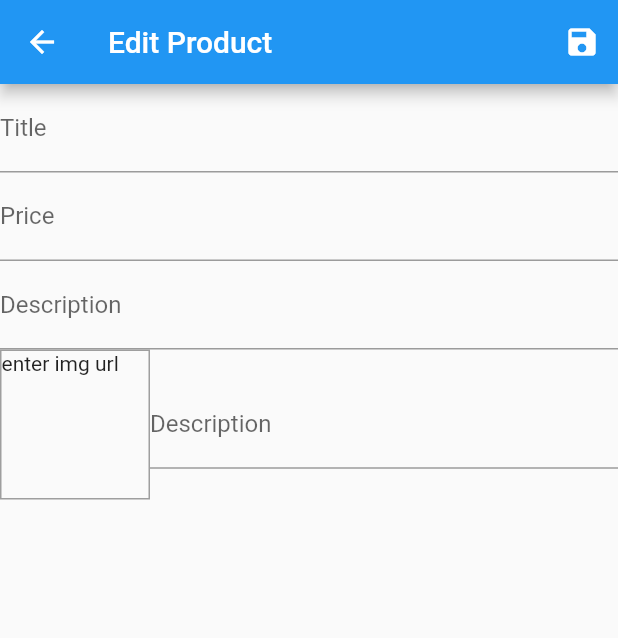
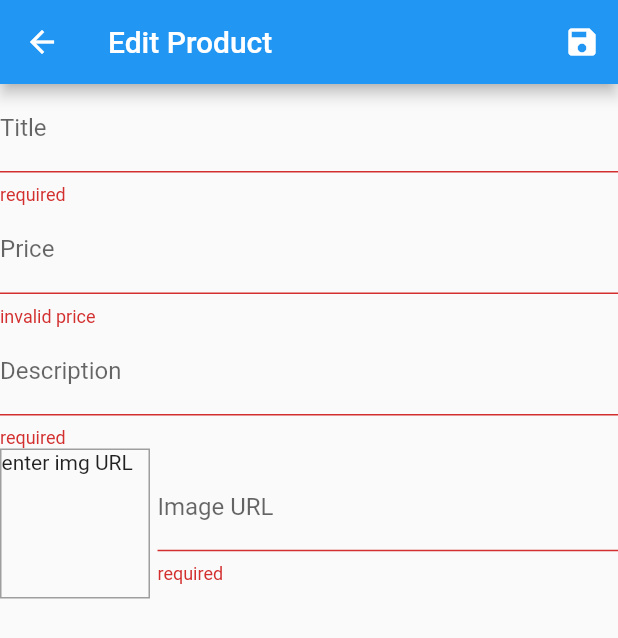
Before and after one commit to Leguan16/shop_app, a Flutter app: the ProductAddPage screen opened by its route, after a tap on the "save" icon, on a phone screen of 412 x 824 dp. Shown: the top 638 px of the screen. Run offline on Flutter 3.47's test engine with Material 2 defaults, Android fonts, the phone set to English and light mode, and no system bars; our stand-ins replace badges; network calls fail.

Commit message:
Added routes removed route from product finished productAddPage added shoppingCartItem added shoppingCartPage

```diff
--- a/lib/domain/product.dart
+++ b/lib/domain/product.dart
@@ -3,10 +3,9 @@ class Product {
   double price;
   String imageUrl;
   String description;
-  final String path;
   bool isFavorite = false;
 
 
   Product(
-      this.name, this.price, this.imageUrl, this.description, this.path);
+      this.name, this.price, this.imageUrl, this.description);
 }
--- a/lib/pages/productAddPage.dart
+++ b/lib/pages/productAddPage.dart
@@ -1,31 +1,51 @@
 import 'package:flutter/material.dart';
+import 'package:flutter/services.dart';
+import 'package:provider/provider.dart';
+import 'package:shop_app/domain/product.dart';
+import 'package:shop_app/providers/productManager.dart';
 
-class ProductAddPage extends StatelessWidget {
+class ProductAddPage extends StatefulWidget {
   ProductAddPage({Key? key}) : super(key: key);
 
   static const route = "/product_manager/add";
 
+  @override
+  State<ProductAddPage> createState() => _ProductAddPageState();
+}
+
+class _ProductAddPageState extends State<ProductAddPage> {
   final _formKey = GlobalKey<FormState>();
+
   final imageUrlController = TextEditingController();
+  final titleController = TextEditingController();
+  final priceController = TextEditingController();
+  final descriptionController = TextEditingController();
+
+  late double price;
 
   @override
   Widget build(BuildContext context) {
     return Scaffold(
       appBar: AppBar(
         title: Text("Edit Product"),
-        actions: [IconButton(onPressed: () {}, icon: Icon(Icons.save))],
+        actions: [IconButton(onPressed: submit, icon: Icon(Icons.save))],
       ),
       body: Form(
+        autovalidateMode: AutovalidateMode.onUserInteraction,
         key: _formKey,
         child: ListView(
           children: [
             TextFormField(
+              validator: validateText,
+              controller: titleController,
               decoration: InputDecoration(
                 hintText: "Enter a title",
                 labelText: "Title",
               ),
             ),
             TextFormField(
+              controller: priceController,
+              validator: validatePrice,
               decoration: InputDecoration(
                 hintText: "Enter a price",
                 labelText: "Price",
@@ -33,6 +53,8 @@ class ProductAddPage extends StatelessWidget {
               keyboardType: TextInputType.number,
             ),
             TextFormField(
+              controller: descriptionController,
+              validator: validateText,
               decoration: InputDecoration(
                 hintText: "Enter a description",
                 labelText: "Description",
@@ -43,19 +65,30 @@ class ProductAddPage extends StatelessWidget {
                 Stack(
                   children: [
                     Container(
-                      height: 100,
-                      width: 100,
-                      decoration:
-                          BoxDecoration(border: Border.all(color: Colors.grey)),
-                      child: Text("enter img url"),
-                    ),
+                        height: 100,
+                        width: 100,
+                        decoration: BoxDecoration(
+                            border: Border.all(color: Colors.grey)),
+                        child: imageUrlController.text.isEmpty
+                            ? Text("enter img URL")
+                            : Image.network(
+                                imageUrlController.text,
+                                errorBuilder: (context, error, stackTrace) =>
+                                    Text("Invalid URL"),
+                              )),
                   ],
+                ),
+                SizedBox(
+                  width: 5,
                 ),
                 Expanded(
                   child: TextFormField(
+                    validator: validateText,
+                    controller: imageUrlController,
+                    onChanged: (value) => setState(() {}),
                     decoration: InputDecoration(
-                      hintText: "Enter a description",
-                      labelText: "Description",
+                      hintText: "Enter a image URL",
+                      labelText: "Image URL",
                     ),
                   ),
                 ),
@@ -66,4 +99,34 @@ class ProductAddPage extends StatelessWidget {
       ),
     );
   }
+
+  submit() {
+    if (_formKey.currentState!.validate()) {
+      Provider.of<ProductManager>(context, listen: false).addProduct(Product(
+          titleController.text,
+          price,
+          imageUrlController.text,
+          descriptionController.text));
+    }
+  }
+
+  String? validateText(String? value) {
+    if (value == null || value.isEmpty) {
+      return "required";
+    }
+
+    return null;
+  }
+
+  String? validatePrice(String? value) {
+    double? possiblePrice = double.tryParse(value!);
+
+    if (possiblePrice == null) {
+      return "invalid price";
+    }
+
+    price = possiblePrice;
+
+    return null;
+  }
 }
--- a/lib/pages/shopPage.dart
+++ b/lib/pages/shopPage.dart
@@ -1,5 +1,6 @@
 import 'package:badges/badges.dart';
 import 'package:flutter/material.dart';
+import 'package:shop_app/pages/shoppingCartPage.dart';
 import 'package:shop_app/widgets/ShopDrawer.dart';
 import 'package:shop_app/widgets/productView.dart';
 import 'package:shop_app/widgets/shopItem.dart';
@@ -25,7 +26,7 @@ class ShopPage extends StatelessWidget {
             showBadge: shoppingCart.isNotEmpty,
             child: IconButton(
               icon: Icon(Icons.shopping_cart),
-              onPressed: () {},
+              onPressed: () => Navigator.of(context).pushNamed(ShoppingCart.route),
             ),
           ),
         ],
--- a/lib/providers/productManager.dart
+++ b/lib/providers/productManager.dart
@@ -7,8 +7,7 @@ class ProductManager with ChangeNotifier {
         "Mouse",
         20.0,
         "https://media.discordapp.net/attachments/946476628492570624/946476760457965628/unknown.png?width=1214&height=683",
-        "Mouse description",
-        "products/mouse"),
+        "Mouse description"),
   ];
 
   addProduct(Product product) {
--- a/lib/widgets/ShopDrawer.dart
+++ b/lib/widgets/ShopDrawer.dart
@@ -11,17 +11,17 @@ class ShopDrawer extends StatelessWidget {
       ListTile(
         leading: Icon(Icons.shop),
         title: Text("Shop"),
-        onTap: () => Navigator.of(context).popAndPushNamed("/"),
+        onTap: () => Navigator.of(context).pushReplacementNamed("/"),
       ),
       ListTile(
         leading: Icon(Icons.credit_card),
         title: Text('Orders'),
-        onTap: () => Navigator.of(context).popAndPushNamed(OrderPage.route),
+        onTap: () => Navigator.of(context).pushReplacementNamed(OrderPage.route),
       ),
       ListTile(
         leading: Icon(Icons.edit),
         title: Text('Manage Producs'),
-        onTap: () => Navigator.of(context).popAndPushNamed(ProductManagerPage.route),
+        onTap: () => Navigator.of(context).pushReplacementNamed(ProductManagerPage.route),
       )
     ];
 
--- a/lib/widgets/productManagerListTile.dart
+++ b/lib/widgets/productManagerListTile.dart
@@ -2,6 +2,7 @@ import 'package:flutter/material.dart';
 import 'package:shop_app/domain/product.dart';
 
 class ProductManagerListTile extends StatelessWidget {
+
   Product product;
 
   ProductManagerListTile(this.product, {Key? key}) : super(key: key);
@@ -9,7 +10,9 @@ class ProductManagerListTile extends StatelessWidget {
   @override
   Widget build(BuildContext context) {
     return ListTile(
-      leading: Image.network(product.imageUrl),
+      leading: CircleAvatar(
+        backgroundImage: NetworkImage(product.imageUrl),
+      ),
       title: Text(product.name),
       trailing: Wrap(
         spacing: 12,
```
Also changed, not shown: lib/domain/shoppingCartItem.dart (added, +8 -0 lines), lib/main.dart (+8 -4 lines), lib/pages/shoppingCartPage.dart (added, +82 -0 lines), lib/widgets/productView.dart (+8 -10 lines), lib/widgets/shopItem.dart (+17 -1 lines).
